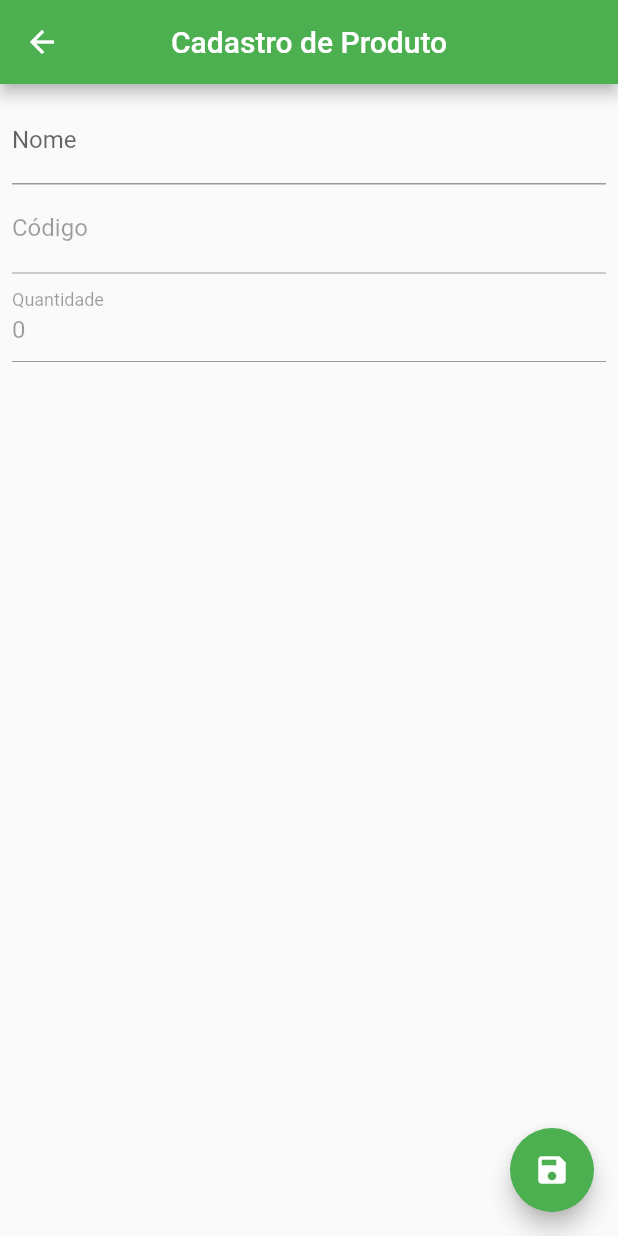
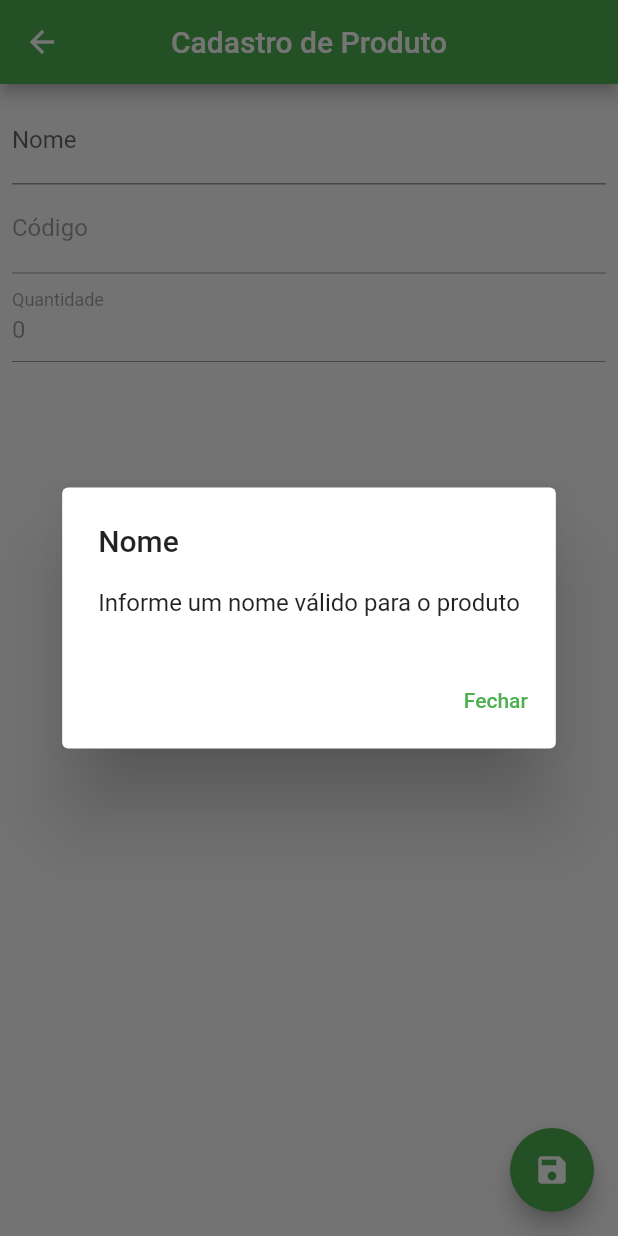
Before and after one commit to BinhoSantos/Coletor, a Flutter app: the CadastroEdita screen opened directly with empty values, after a tap on the "save" icon, on a phone screen of 412 x 824 dp. Run offline on Flutter 3.47's test engine with Material 2 defaults, Android fonts, the phone set to English and light mode, and no system bars; our stand-ins replace sqflite; missing offline and left inert: flutter_barcode_scanner; accounts and stored records are empty.

Commit message:
Adição da tela de edição do nome do produto e algumas adições no histórico

```diff
--- a/lib/components/barcode_scanner_page.dart
+++ b/lib/components/barcode_scanner_page.dart
@@ -16,7 +16,7 @@ class BarcodeScanPage extends StatefulWidget {
 }
 
 class _BarcodeScanPageState extends State<BarcodeScanPage> {
-  String barcode = 'Unknown';
+  String barcode = '';
 
   @override
   Widget build(BuildContext context) => Scaffold(
@@ -31,7 +31,7 @@ class _BarcodeScanPageState extends State<BarcodeScanPage> {
                 'Resultado do Scan',
                 style: TextStyle(
                   fontSize: 16,
-                  color: Colors.white54,
+                  color: Colors.black45,
                   fontWeight: FontWeight.bold,
                 ),
               ),
@@ -41,7 +41,7 @@ class _BarcodeScanPageState extends State<BarcodeScanPage> {
                 style: TextStyle(
                   fontSize: 28,
                   fontWeight: FontWeight.bold,
-                  color: Colors.white,
+                  color: Colors.black,
                 ),
               ),
               SizedBox(height: 72),
--- a/lib/components/edita_codbarra_page.dart
+++ b/lib/components/edita_codbarra_page.dart
@@ -14,6 +14,7 @@ class _CadastroEditaState extends State<CadastroEdita> {
   final _editaNomeProduto = TextEditingController();
   final _editaCodigoProduto = TextEditingController();
   final _editaQuantidadeProduto = TextEditingController();
+  final _nomeFocus = FocusNode();
 
   late String title;
   bool editando = false;
@@ -44,7 +45,20 @@ class _CadastroEditaState extends State<CadastroEdita> {
         centerTitle: true,
       ),
       floatingActionButton: FloatingActionButton(
-          onPressed: () {},
+        onPressed: () {
+          if (_editaCodBarra.nome != null && _editaCodBarra.nome.isNotEmpty) {
+            Navigator.pop(context, _editaCodBarra);
+            /*Navigator.push(
+                context,
+                MaterialPageRoute(
+                    builder: (context) =>
+                        CadastroEdita(codbarra: _editaCodBarra)));*/
+          } else {
+            _exibeAviso();
+            FocusScope.of(context)
+                .requestFocus(_nomeFocus); //Leva o foco para o campo de nome
+          }
+        },
         child: Icon(Icons.save),
       ),
       body: SingleChildScrollView(
@@ -54,6 +68,7 @@ class _CadastroEditaState extends State<CadastroEdita> {
           children: <Widget>[
             TextField(
               controller: _editaNomeProduto,
+              focusNode: _nomeFocus,
               decoration: InputDecoration(labelText: "Nome"),
               enabled: true,
               onChanged: (text) {
@@ -73,6 +88,26 @@ class _CadastroEditaState extends State<CadastroEdita> {
             ),
           ],
         ),
-        ));
+      ),
+    );
+  }
+
+  //Exibe aviso de nome inválido, quando um nome inválido é digitado
+  void _exibeAviso() {
+    showDialog(
+        context: context,
+        builder: (BuildContext context) {
+          return AlertDialog(
+            title: Text("Nome"),
+            content: new Text("Informe um nome válido para o produto"),
+            actions: <Widget>[
+              new TextButton(
+                  onPressed: () {
+                    Navigator.of(context).pop(); //Fecha o alertbox
+                  },
+                  child: Text("Fechar"))
+            ],
+          );
+        });
   }
 }
```
Also changed, not shown: lib/components/historico_page.dart (+21 -11 lines). Lines whose indentation alone changed are shown as unchanged.
